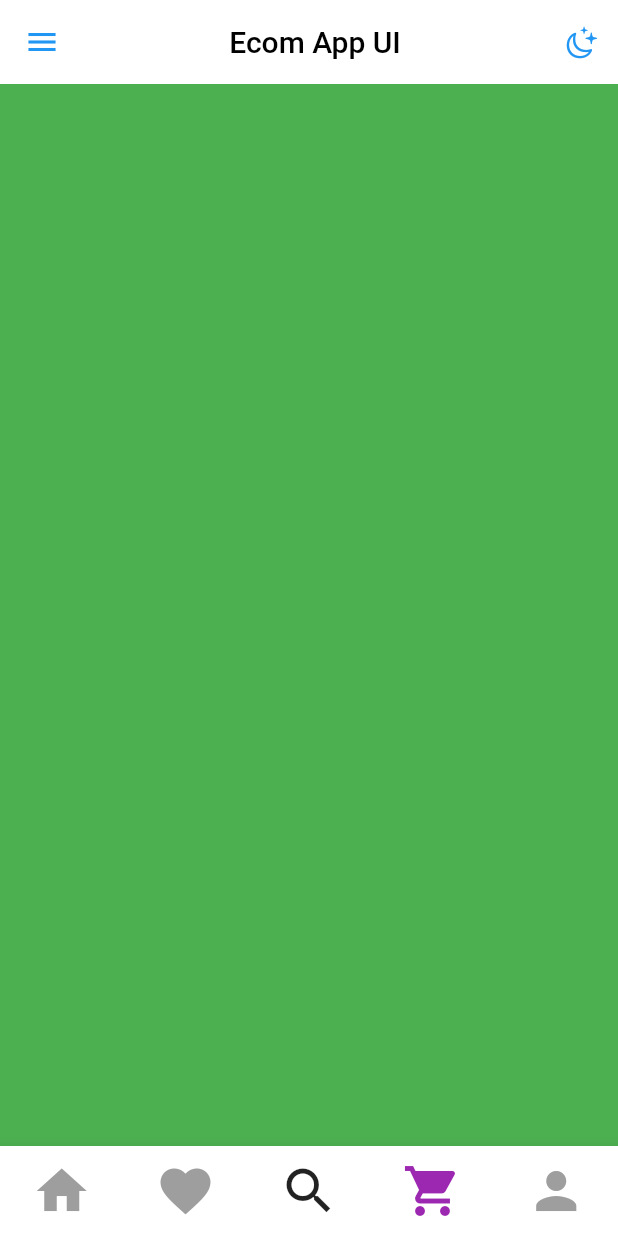
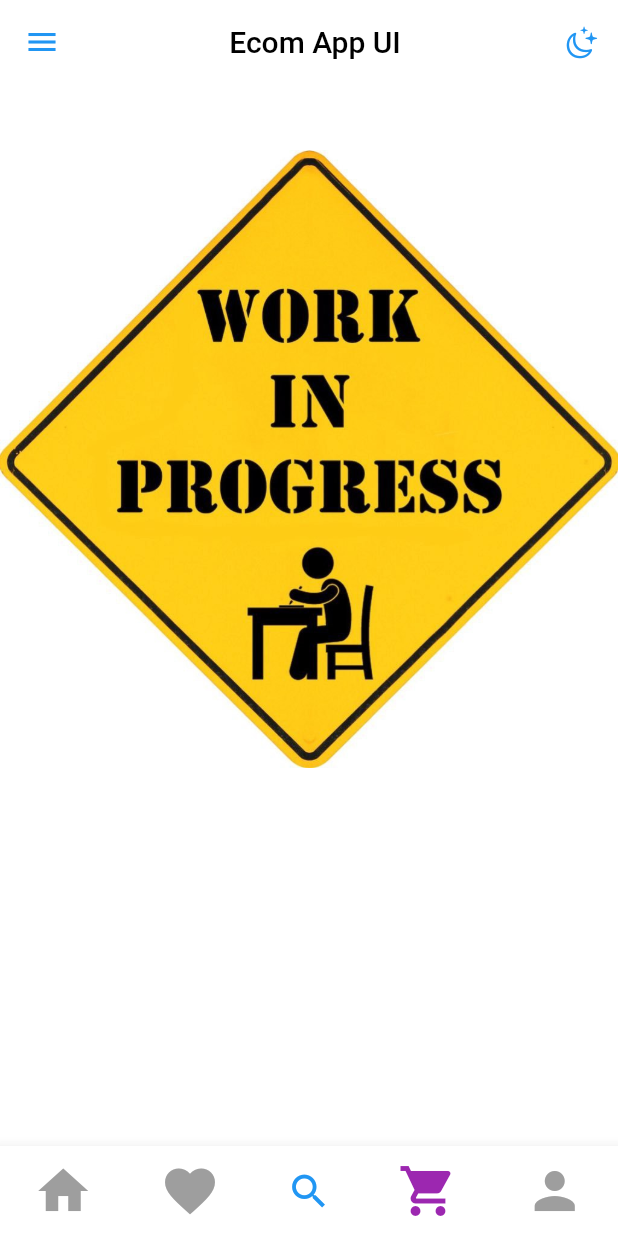
Before and after one commit to iqbalanas1997/ecom, a Flutter app: the screen it shows after launch, scrolled down 576 dp, after a tap on the "favorite" icon, after a tap on the "shopping cart" icon, on a phone screen of 412 x 824 dp. Run offline on Flutter 3.47's test engine with Material 2 defaults, Android fonts, the light colour scheme and no system bars; our stand-ins replace animated_theme_switcher, carousel_slider; network calls fail.

Commit message:
dark and light theme

```diff
--- a/lib/cart.dart
+++ b/lib/cart.dart
@@ -10,7 +10,13 @@ class _CartState extends State<Cart> {
   Widget build(BuildContext context) {
     return Scaffold(
         body: Container(
-      color: Colors.green,
+      width: 500,
+      height: 500,
+      child: Image.asset(
+        "assets/workinprogress.jpeg",
+        width: 500,
+        height: 500,
+      ),
     ));
   }
 }
--- a/lib/ecom.dart
+++ b/lib/ecom.dart
@@ -1,7 +1,10 @@
+import 'package:ecom/mytheme.dart';
 import 'package:ecom/profile.dart';
+import 'package:ecom/user_preferences.dart';
 import 'package:ecom/widget/drawer.dart';
 import 'package:flutter/cupertino.dart';
 import 'package:flutter/material.dart';
+import 'package:animated_theme_switcher/animated_theme_switcher.dart';
 
 import 'cart.dart';
 import 'home.dart';
@@ -18,20 +21,35 @@ class _EcomState extends State<Ecom> {
   final icon = CupertinoIcons.moon_stars;
   @override
   Widget build(BuildContext context) {
-    return MaterialApp(
-      theme: ThemeData(
-        dividerColor: Colors.grey,
-      ),
-      home: Scaffold(
+    final user = UserPreferences.myUser;
+    final isDarkMode = Theme.of(context).brightness == Brightness.dark;
+    return ThemeProvider(
+        initTheme: user.isDarkMode ? MyTheme.darkTheme : MyTheme.lightTheme,
+        child: Builder(
+          builder: (context) => MaterialApp(
+            debugShowCheckedModeBanner: false,
+            theme: ThemeProvider.of(context),
+            home: ThemeSwitchingArea(
+              child: Builder(
+                builder: (context) => Scaffold(
                   drawer: MyDrawer(),
                   appBar: AppBar(
                     backgroundColor: Colors.white,
                     elevation: 0.0,
                     iconTheme: IconThemeData(color: Colors.blue),
                     actions: [
-            IconButton(
+                      ThemeSwitcher(
+                        builder: (context) => IconButton(
                           icon: Icon(icon),
-              onPressed: () {},
+                          onPressed: () {
+                            final theme = isDarkMode
+                                ? MyTheme.lightTheme
+                                : MyTheme.darkTheme;
+                            print("pressed");
+                            final switcher = ThemeSwitcher.of(context)!;
+                            switcher.changeTheme(theme: theme);
+                          },
+                        ),
                       )
                     ],
                     title: Center(
@@ -64,7 +82,8 @@ class _EcomState extends State<Ecom> {
                             child: Icon(
                               Icons.home,
                               size: 40,
-                    color: currentTab == 0 ? Colors.purple : Colors.grey,
+                              color:
+                                  currentTab == 0 ? Colors.purple : Colors.grey,
                             ),
                           ),
                           MaterialButton(
@@ -78,7 +97,8 @@ class _EcomState extends State<Ecom> {
                             child: Icon(
                               Icons.favorite,
                               size: 40,
-                    color: currentTab == 1 ? Colors.purple : Colors.grey,
+                              color:
+                                  currentTab == 1 ? Colors.purple : Colors.grey,
                             ),
                           ),
                           MaterialButton(
@@ -88,7 +108,8 @@ class _EcomState extends State<Ecom> {
                             },
                             child: Icon(
                               Icons.search,
-                    size: 40,
+                              size: 30,
+                              color: Colors.blue,
                             ),
                           ),
                           MaterialButton(
@@ -102,7 +123,8 @@ class _EcomState extends State<Ecom> {
                             child: Icon(
                               Icons.shopping_cart,
                               size: 40,
-                    color: currentTab == 2 ? Colors.purple : Colors.grey,
+                              color:
+                                  currentTab == 2 ? Colors.purple : Colors.grey,
                             ),
                           ),
                           MaterialButton(
@@ -116,13 +138,18 @@ class _EcomState extends State<Ecom> {
                               child: Icon(
                                 Icons.person,
                                 size: 40,
-                      color: currentTab == 3 ? Colors.purple : Colors.grey,
+                                color: currentTab == 3
+                                    ? Colors.purple
+                                    : Colors.grey,
                               )),
                         ],
                       ),
                     ),
                   ),
                 ),
-    );
+              ),
+            ),
+          ),
+        ));
   }
 }
--- a/lib/like.dart
+++ b/lib/like.dart
@@ -10,7 +10,13 @@ class _LikeState extends State<Like> {
   Widget build(BuildContext context) {
     return Scaffold(
         body: Container(
-      color: Colors.yellow,
+      width: 500,
+      height: 500,
+      child: Image.asset(
+        "assets/workinprogress.jpeg",
+        width: 500,
+        height: 500,
+      ),
     ));
   }
 }
--- a/lib/main.dart
+++ b/lib/main.dart
@@ -1,7 +1,6 @@
 import 'package:flutter/material.dart';
 
 import 'ecom.dart';
-import 'editprofile.dart';
 
 void main() {
   runApp(MyApp());
--- /dev/null
+++ b/lib/mytheme.dart
@@ -0,0 +1,27 @@
+import 'package:flutter/material.dart';
+
+class MyTheme {
+  static final primaryColor = Colors.blue.shade300;
+  static final primary = Colors.blue;
+
+  static final darkTheme = ThemeData(
+    primaryColorDark: primaryColor,
+
+    scaffoldBackgroundColor: Colors.grey.shade900,
+
+    colorScheme: ColorScheme.dark(primary: primary),
+
+    //in case of darktheme divider color will be white
+    dividerColor: Colors.white,
+  );
+
+  static final lightTheme = ThemeData(
+    primaryColor: Colors.blue,
+    scaffoldBackgroundColor: Colors.white,
+
+    colorScheme: ColorScheme.light(primary: primary),
+    //canvasColor: Colors.white,
+    //in case of darktheme divider color will be white
+    dividerColor: Colors.grey,
+  );
+}
--- a/lib/profilewidget.dart
+++ b/lib/profilewidget.dart
@@ -14,7 +14,7 @@ class ProfileWidget extends StatelessWidget {
 
   @override
   Widget build(BuildContext context) {
-    final Color = Theme.of(context).colorScheme.primary;
+    final color = Theme.of(context).colorScheme.primary;
 
     return Center(
         child: Stack(
@@ -23,7 +23,7 @@ class ProfileWidget extends StatelessWidget {
         Positioned(
           bottom: 0,
           right: 4,
-          child: buildEditBtn(Color),
+          child: buildEditBtn(color),
         ),
       ],
     ));
--- a/lib/user_preferences.dart
+++ b/lib/user_preferences.dart
@@ -1,5 +1,4 @@
 import 'package:ecom/users.dart';
-import 'package:flutter/material.dart';
 
 class UserPreferences {
   static const myUser = Users(
--- a/pubspec.yaml
+++ b/pubspec.yaml
@@ -29,6 +29,7 @@ dependencies:
   # Use with the CupertinoIcons class for iOS style icons.
   cupertino_icons: ^1.0.2
   carousel_slider: ^4.0.0
+  animated_theme_switcher: "^2.0.1"
 
 
 dev_dependencies:
```
Also changed, not shown: lib/widget/drawer.dart (+8 -3 lines), assets/workinprogress.jpeg (added), pubspec.lock. Lines whose indentation alone changed are shown as unchanged.
